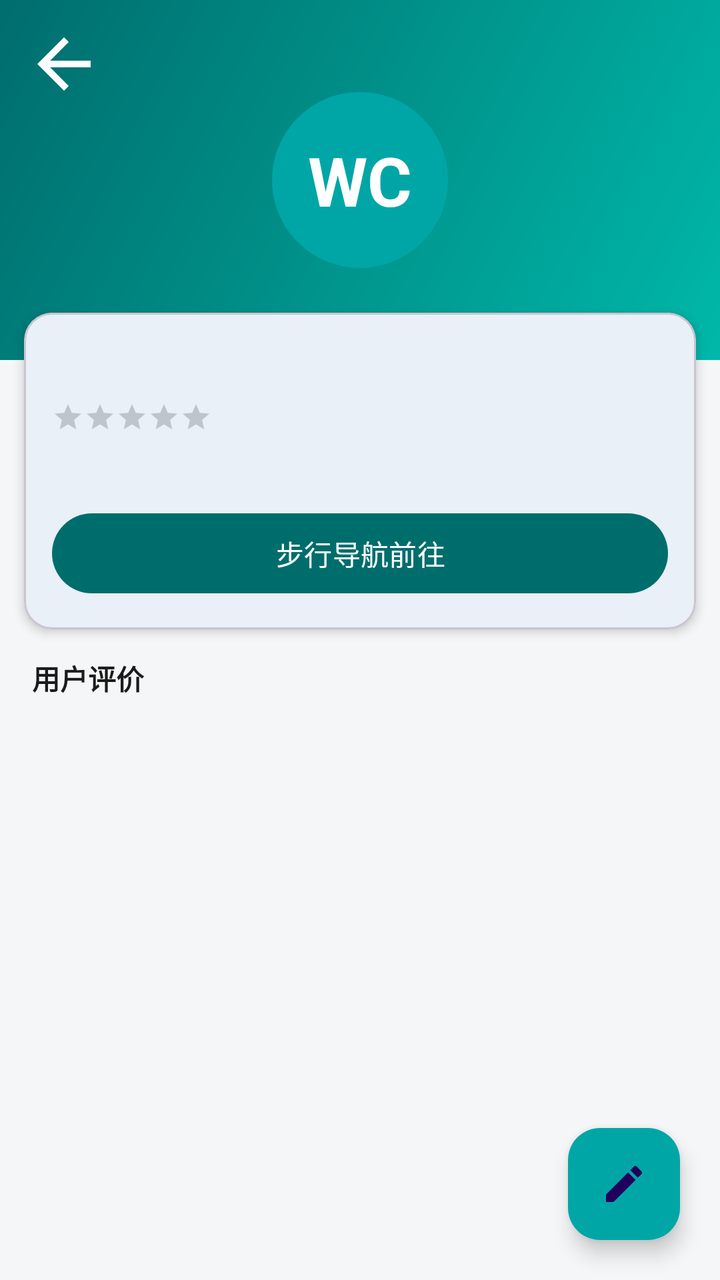
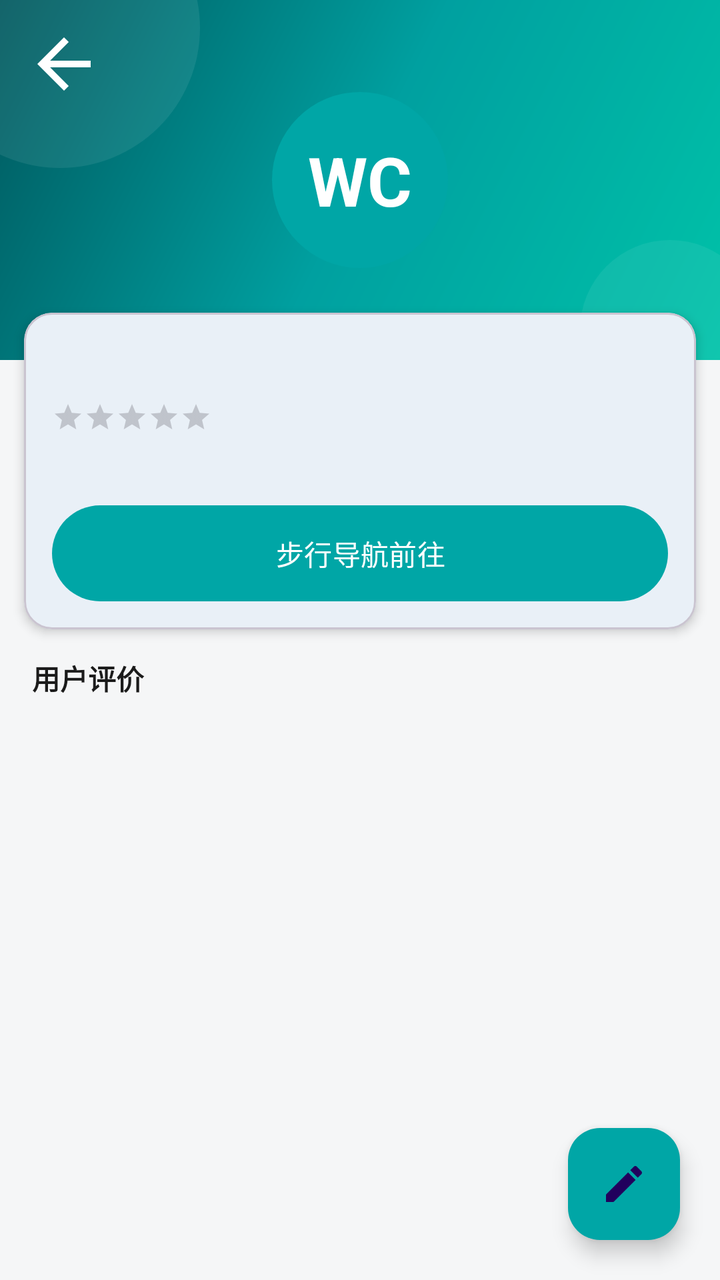

Compare the two renders of this Android layout. The source of the first and the diff that turns it into the second are given below.
<!-- AndroidManifest.xml: application theme Theme.NearbyToilet -->
<!-- res/layout/activity_toilet_detail.xml -->
<?xml version="1.0" encoding="utf-8"?>
<androidx.coordinatorlayout.widget.CoordinatorLayout xmlns:android="http://schemas.android.com/apk/res/android"
    xmlns:app="http://schemas.android.com/apk/res-auto"
    android:layout_width="match_parent"
    android:layout_height="match_parent">

    <LinearLayout
        android:layout_width="match_parent"
        android:layout_height="match_parent"
        android:orientation="vertical">

        
        <FrameLayout
            android:layout_width="match_parent"
            android:layout_height="180dp"
            android:background="@drawable/bg_head_banner">

            <TextView
                android:layout_width="88dp"
                android:layout_height="88dp"
                android:layout_gravity="center"
                android:background="@drawable/bg_wc_badge"
                android:gravity="center"
                android:text="WC"
                android:textColor="@color/white"
                android:textSize="34sp"
                android:textStyle="bold" />

            <ImageView
                android:id="@+id/btn_back"
                android:layout_width="40dp"
                android:layout_height="40dp"
                android:layout_margin="12dp"
                android:contentDescription="@string/back"
                android:src="@drawable/ic_back"
                app:tint="@color/white" />
        </FrameLayout>

        
        <com.google.android.material.card.MaterialCardView
            android:layout_width="match_parent"
            android:layout_height="wrap_content"
            android:layout_marginHorizontal="12dp"
            android:layout_marginTop="-24dp"
            app:cardCornerRadius="14dp"
            app:cardElevation="3dp">

            <LinearLayout
                android:layout_width="match_parent"
                android:layout_height="wrap_content"
                android:orientation="vertical"
                android:padding="14dp">

                <TextView
                    android:id="@+id/tv_toilet_name"
                    android:layout_width="match_parent"
                    android:layout_height="wrap_content"
                    android:textColor="@color/text_dark"
                    android:textSize="18sp"
                    android:textStyle="bold" />

                <LinearLayout
                    android:layout_width="wrap_content"
                    android:layout_height="wrap_content"
                    android:layout_marginTop="4dp"
                    android:gravity="center_vertical"
                    android:orientation="horizontal">

                    <RatingBar
                        android:id="@+id/rating_overall"
                        style="?android:attr/ratingBarStyleSmall"
                        android:layout_width="wrap_content"
                        android:layout_height="wrap_content"
                        android:isIndicator="true"
                        android:numStars="5"
                        android:progressTint="@color/star_orange"
                        android:stepSize="0.5" />

                    <TextView
                        android:id="@+id/tv_score"
                        android:layout_width="wrap_content"
                        android:layout_height="wrap_content"
                        android:layout_marginStart="6dp"
                        android:textColor="@color/star_orange"
                        android:textSize="15sp"
                        android:textStyle="bold" />

                    <TextView
                        android:id="@+id/tv_review_summary"
                        android:layout_width="wrap_content"
                        android:layout_height="wrap_content"
                        android:layout_marginStart="6dp"
                        android:alpha="0.6"
                        android:textColor="@color/text_dark"
                        android:textSize="11sp" />
                </LinearLayout>

                <TextView
                    android:id="@+id/tv_toilet_address"
                    android:layout_width="match_parent"
                    android:layout_height="wrap_content"
                    android:layout_marginTop="6dp"
                    android:alpha="0.7"
                    android:drawablePadding="4dp"
                    android:gravity="center_vertical"
                    android:textColor="@color/text_dark"
                    android:textSize="13sp" />

                <TextView
                    android:id="@+id/tv_tags"
                    android:layout_width="match_parent"
                    android:layout_height="wrap_content"
                    android:layout_marginTop="6dp"
                    android:alpha="0.85"
                    android:textColor="@color/brand_dark"
                    android:textSize="12sp"
                    android:visibility="gone" />

                <com.google.android.material.button.MaterialButton
                    android:id="@+id/btn_navigate"
                    android:layout_width="match_parent"
                    android:layout_height="wrap_content"
                    android:layout_marginTop="10dp"
                    android:text="@string/navigate_on_foot"
                    app:backgroundTint="@color/brand_dark" />
            </LinearLayout>
        </com.google.android.material.card.MaterialCardView>

        <TextView
            android:layout_width="match_parent"
            android:layout_height="wrap_content"
            android:paddingHorizontal="16dp"
            android:paddingTop="14dp"
            android:paddingBottom="4dp"
            android:text="@string/user_reviews_title"
            android:textColor="@color/text_dark"
            android:textSize="14sp"
            android:textStyle="bold" />

        <TextView
            android:id="@+id/tv_empty_reviews"
            android:layout_width="match_parent"
            android:layout_height="wrap_content"
            android:layout_marginTop="20dp"
            android:alpha="0.45"
            android:gravity="center"
            android:text="@string/no_reviews_yet"
            android:textColor="@color/text_dark"
            android:visibility="gone" />

        <androidx.recyclerview.widget.RecyclerView
            android:id="@+id/recycler_reviews"
            android:layout_width="match_parent"
            android:layout_height="0dp"
            android:layout_weight="1"
            android:paddingTop="4dp" />
    </LinearLayout>

    <com.google.android.material.floatingactionbutton.FloatingActionButton
        android:id="@+id/fab_write_review"
        android:layout_width="wrap_content"
        android:layout_height="wrap_content"
        android:layout_gravity="bottom|end"
        android:layout_margin="20dp"
        android:contentDescription="@string/write_review"
        app:backgroundTint="@color/brand_primary"
        app:srcCompat="@drawable/ic_edit" />
</androidx.coordinatorlayout.widget.CoordinatorLayout>
<!-- resources referenced by this layout -->
<resources>
  <color name="brand_dark">#006D6D</color>
  <color name="brand_primary">#00A6A6</color>
  <color name="star_orange">#FFB000</color>
  <color name="text_dark">#1B1B1B</color>
  <color name="white">#FFFFFF</color>
  <!-- drawable bg_head_banner (drawable) -->
  <?xml version="1.0" encoding="utf-8"?>
  <shape xmlns:android="http://schemas.android.com/apk/res/android" android:shape="rectangle">
      <gradient
          android:angle="135"
          android:startColor="#00B8A9"
          android:endColor="@color/brand_dark" />
  </shape>
  <!-- drawable bg_wc_badge (drawable) -->
  <?xml version="1.0" encoding="utf-8"?>
  <shape xmlns:android="http://schemas.android.com/apk/res/android" android:shape="oval">
      <solid android:color="@color/brand_primary" />
  </shape>
  <!-- drawable ic_back (drawable) -->
  <?xml version="1.0" encoding="utf-8"?>
  <vector xmlns:android="http://schemas.android.com/apk/res/android"
      android:width="24dp"
      android:height="24dp"
      android:viewportWidth="24"
      android:viewportHeight="24">
      <path
          android:fillColor="#FF1B1B1B"
          android:pathData="M20,11H7.83l5.59,-5.59L12,4l-8,8 8,8 1.41,-1.41L7.83,13H20v-2z" />
  </vector>
  <!-- drawable ic_edit (drawable) -->
  <?xml version="1.0" encoding="utf-8"?>
  <vector xmlns:android="http://schemas.android.com/apk/res/android"
      android:width="24dp"
      android:height="24dp"
      android:viewportWidth="24"
      android:viewportHeight="24"
      android:tint="#FFFFFF">
      <path
          android:fillColor="#FFFFFF"
          android:pathData="M3,17.25V21h3.75L17.81,9.94l-3.75,-3.75L3,17.25zM20.71,7.04c0.39,-0.39 0.39,-1.02 0,-1.41l-2.34,-2.34c-0.39,-0.39 -1.02,-0.39 -1.41,0l-1.83,1.83 3.75,3.75 1.83,-1.83z" />
  </vector>
  <string name="back">返回</string>
  <string name="navigate_on_foot">步行导航前往</string>
  <string name="no_reviews_yet">还没有评价，来抢沙发吧～</string>
  <string name="user_reviews_title">用户评价</string>
  <string name="write_review">写评价</string>
  <style name="Theme.NearbyToilet" parent="Theme.Material3.DayNight.NoActionBar">
          <item name="android:windowBackground">@color/bg_gray</item>
          <item name="colorPrimary">@color/brand_primary</item>
          <item name="android:statusBarColor">@color/brand_primary</item>
      </style>
  <color name="bg_gray">#F5F6F7</color>
</resources>

<!-- the commit's change to res/layout/activity_toilet_detail.xml (unified diff, before → after) -->
@@ -121,8 +121,9 @@
                     android:layout_width="match_parent"
                     android:layout_height="wrap_content"
                     android:layout_marginTop="10dp"
+                    android:background="@drawable/bg_btn_gradient"
                     android:text="@string/navigate_on_foot"
-                    app:backgroundTint="@color/brand_dark" />
+                    android:textColor="@color/white" />
             </LinearLayout>
         </com.google.android.material.card.MaterialCardView>
 
<!-- resource entries referenced after the edit -->
@@ -5,14 +5,45 @@
   <color name="star_orange">#FFB000</color>
   <color name="text_dark">#1B1B1B</color>
   <color name="white">#FFFFFF</color>
+  <!-- drawable bg_btn_gradient (drawable) -->
+  <?xml version="1.0" encoding="utf-8"?>
+  <shape xmlns:android="http://schemas.android.com/apk/res/android" android:shape="rectangle">
+      <gradient android:angle="135" android:startColor="#00B8A9" android:endColor="#006D6D" />
+      <corners android:radius="24dp" />
+  </shape>
   <!-- drawable bg_head_banner (drawable) -->
   <?xml version="1.0" encoding="utf-8"?>
-  <shape xmlns:android="http://schemas.android.com/apk/res/android" android:shape="rectangle">
-      <gradient
-          android:angle="135"
-          android:startColor="#00B8A9"
-          android:endColor="@color/brand_dark" />
-  </shape>
+  <layer-list xmlns:android="http://schemas.android.com/apk/res/android">
+      <item>
+          <shape android:shape="rectangle">
+              <gradient
+                  android:angle="135"
+                  android:startColor="#00C2A8"
+                  android:centerColor="#00A0A0"
+                  android:endColor="#00575D" />
+          </shape>
+      </item>
+      
+      <item
+          android:gravity="top|start"
+          android:left="-40dp"
+          android:top="-56dp">
+          <shape android:shape="oval">
+              <solid android:color="#14FFFFFF" />
+              <size android:width="140dp" android:height="140dp" />
+          </shape>
+      </item>
+      
+      <item
+          android:gravity="bottom|end"
+          android:right="-20dp"
+          android:bottom="-30dp">
+          <shape android:shape="oval">
+              <solid android:color="#10FFFFFF" />
+              <size android:width="90dp" android:height="90dp" />
+          </shape>
+      </item>
+  </layer-list>
   <!-- drawable bg_wc_badge (drawable) -->
   <?xml version="1.0" encoding="utf-8"?>
   <shape xmlns:android="http://schemas.android.com/apk/res/android" android:shape="oval">
